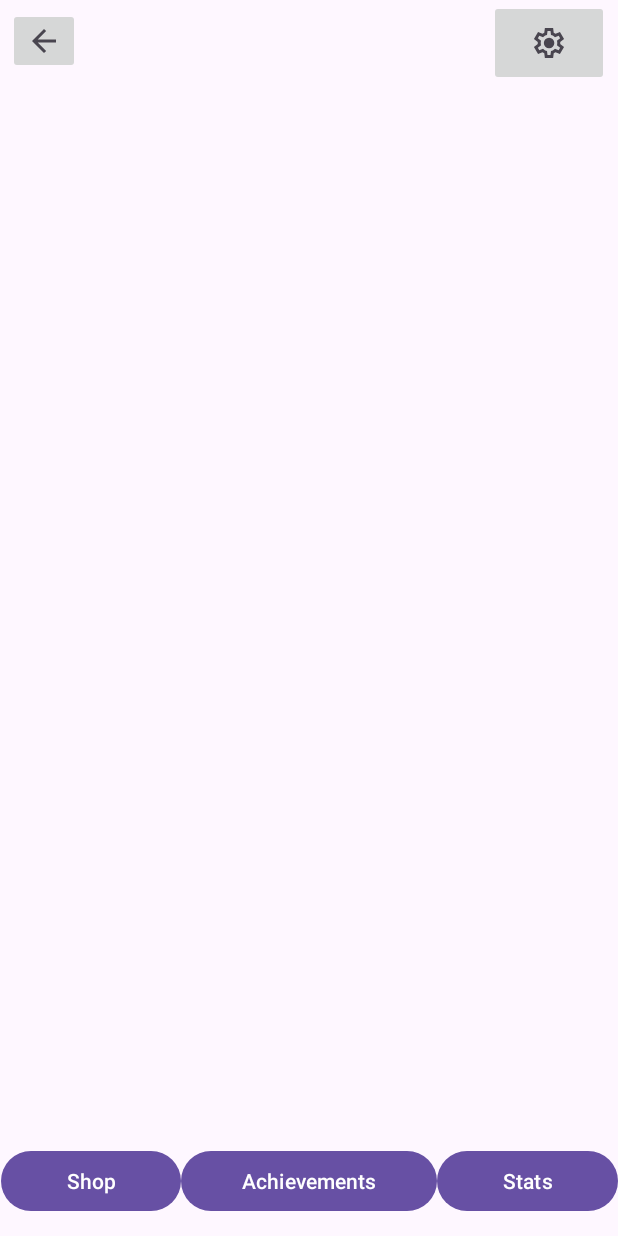
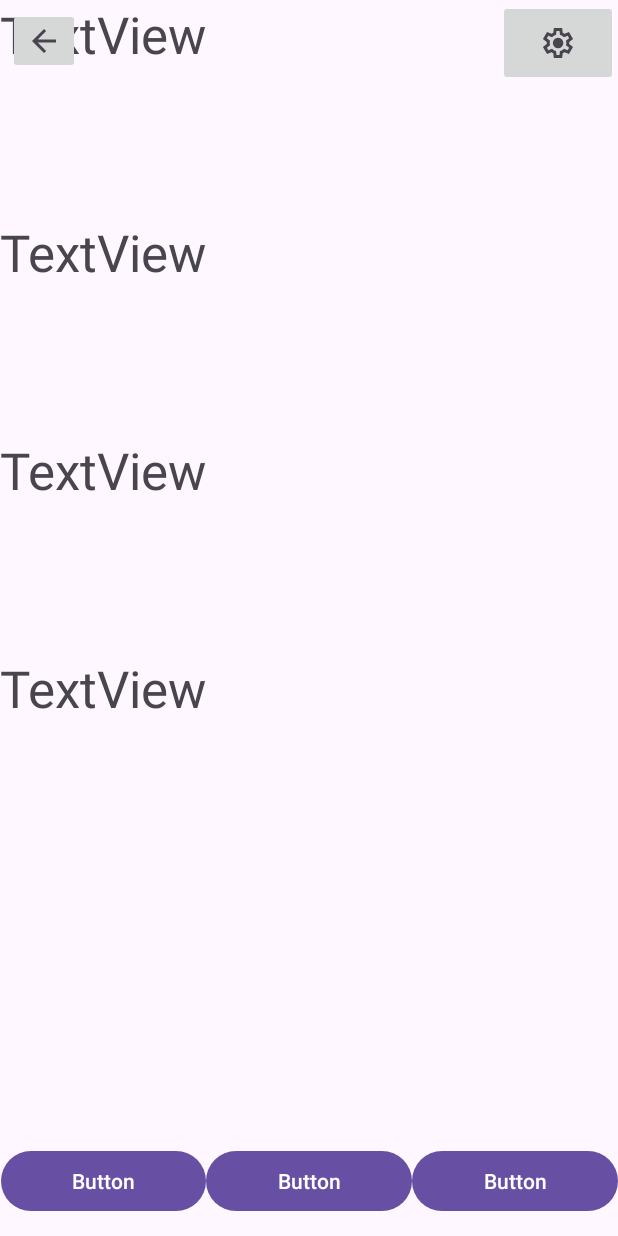
Before and after one commit to andre-mendes-99/Projeto-Mobile-AndreMendes-SteveVilas, an Android app: the activity_shop screen opened directly, with no data from a screen before it, on a phone screen of 412 x 824 dp. Run offline under Robolectric (Android 15) with nearby library versions, the phone set to English and light mode, and no system bars.

Commit message:
button organization id

```diff
--- a/Clicker_MobileApp/app/src/main/res/layout/activity_shop.xml
+++ b/Clicker_MobileApp/app/src/main/res/layout/activity_shop.xml
@@ -6,25 +6,58 @@
     android:layout_height="match_parent"
     tools:context=".activity_shop">
 
-    <ImageButton
-        android:id="@+id/button_settings_shop"
-        android:layout_width="80dp"
-        android:layout_height="57dp"
-        android:layout_marginStart="320dp"
-        app:layout_constraintEnd_toEndOf="parent"
-        app:layout_constraintStart_toStartOf="parent"
-        app:layout_constraintTop_toTopOf="parent"
-        app:srcCompat="@drawable/gear_settings" />
+    <androidx.constraintlayout.widget.ConstraintLayout
+        android:layout_width="match_parent"
+        android:layout_height="wrap_content"
+        tools:layout_editor_absoluteX="5dp"
+        tools:layout_editor_absoluteY="95dp">
 
-    <ImageButton
-        android:id="@+id/go_back_shop_button"
-        android:layout_width="wrap_content"
-        android:layout_height="wrap_content"
-        android:layout_marginStart="5dp"
-        android:layout_marginTop="5dp"
-        app:layout_constraintStart_toStartOf="parent"
-        app:layout_constraintTop_toTopOf="parent"
-        app:srcCompat="@drawable/arrow_back" />
+        <TextView
+            android:id="@+id/textView2"
+            android:layout_width="wrap_content"
+            android:layout_height="wrap_content"
+            android:layout_marginTop="50dp"
+            android:text="TextView"
+            android:textSize="34sp"
+            app:layout_constraintBottom_toBottomOf="parent"
+            app:layout_constraintStart_toStartOf="parent"
+            app:layout_constraintTop_toBottomOf="@+id/textView6" />
+
+        <TextView
+            android:id="@+id/textView6"
+            android:layout_width="wrap_content"
+            android:layout_height="wrap_content"
+            android:layout_marginTop="50dp"
+            android:layout_marginBottom="50dp"
+            android:text="TextView"
+            android:textSize="34sp"
+            app:layout_constraintBottom_toTopOf="@+id/textView2"
+            app:layout_constraintStart_toStartOf="parent"
+            app:layout_constraintTop_toBottomOf="@+id/textView8" />
+
+        <TextView
+            android:id="@+id/textView8"
+            android:layout_width="wrap_content"
+            android:layout_height="wrap_content"
+            android:layout_marginTop="50dp"
+            android:layout_marginBottom="50dp"
+            android:text="TextView"
+            android:textSize="34sp"
+            app:layout_constraintBottom_toTopOf="@+id/textView6"
+            app:layout_constraintStart_toStartOf="parent"
+            app:layout_constraintTop_toBottomOf="@+id/textView5" />
+
+        <TextView
+            android:id="@+id/textView5"
+            android:layout_width="wrap_content"
+            android:layout_height="wrap_content"
+            android:layout_marginBottom="50dp"
+            android:text="TextView"
+            android:textSize="34sp"
+            app:layout_constraintBottom_toTopOf="@+id/textView8"
+            app:layout_constraintStart_toStartOf="parent"
+            app:layout_constraintTop_toTopOf="parent" />
+    </androidx.constraintlayout.widget.ConstraintLayout>
 
     <LinearLayout
         android:id="@+id/linearLayout"
@@ -41,20 +74,39 @@
             android:layout_width="wrap_content"
             android:layout_height="wrap_content"
             android:layout_weight="1"
-            android:text="@string/button_shop_game_home" />
+            android:text="Button" />
 
         <Button
             android:id="@+id/button_achievements_home"
             android:layout_width="wrap_content"
             android:layout_height="wrap_content"
             android:layout_weight="1"
-            android:text="@string/button_achievements_game_home" />
+            android:text="Button" />
 
         <Button
             android:id="@+id/button_stats_game_home"
             android:layout_width="wrap_content"
             android:layout_height="wrap_content"
             android:layout_weight="1"
-            android:text="@string/button_stats_game_home" />
+            android:text="Button" />
+
     </LinearLayout>
+
+    <ImageButton
+        android:id="@+id/imageButton4"
+        android:layout_width="80dp"
+        android:layout_height="57dp"
+        app:layout_constraintEnd_toEndOf="parent"
+        app:layout_constraintTop_toTopOf="parent"
+        app:srcCompat="@drawable/gear_settings" />
+
+    <ImageButton
+        android:id="@+id/imageButton7"
+        android:layout_width="wrap_content"
+        android:layout_height="wrap_content"
+        android:layout_marginStart="5dp"
+        android:layout_marginTop="5dp"
+        app:layout_constraintStart_toStartOf="parent"
+        app:layout_constraintTop_toTopOf="parent"
+        app:srcCompat="@drawable/arrow_back" />
 </androidx.constraintlayout.widget.ConstraintLayout>
--- a/Clicker_MobileApp/app/src/main/res/layout/activity_stats.xml
+++ b/Clicker_MobileApp/app/src/main/res/layout/activity_stats.xml
@@ -2,6 +2,7 @@
 <androidx.constraintlayout.widget.ConstraintLayout xmlns:android="http://schemas.android.com/apk/res/android"
     xmlns:app="http://schemas.android.com/apk/res-auto"
     xmlns:tools="http://schemas.android.com/tools"
+    android:id="@+id/button_shop_shop"
     android:layout_width="match_parent"
     android:layout_height="match_parent"
     tools:context=".activity_stats">
@@ -59,26 +60,6 @@
             app:layout_constraintTop_toBottomOf="@+id/stats_2" />
     </androidx.constraintlayout.widget.ConstraintLayout>
 
-    <ImageButton
-        android:id="@+id/go_back_stats_button"
-        android:layout_width="wrap_content"
-        android:layout_height="wrap_content"
-        android:layout_marginStart="5dp"
-        android:layout_marginTop="5dp"
-        app:layout_constraintStart_toStartOf="parent"
-        app:layout_constraintTop_toTopOf="parent"
-        app:srcCompat="@drawable/arrow_back" />
-
-    <ImageButton
-        android:id="@+id/button_settings_stats"
-        android:layout_width="80dp"
-        android:layout_height="57dp"
-        android:layout_marginStart="320dp"
-        app:layout_constraintEnd_toEndOf="parent"
-        app:layout_constraintStart_toStartOf="parent"
-        app:layout_constraintTop_toTopOf="parent"
-        app:srcCompat="@drawable/gear_settings" />
-
     <LinearLayout
         android:id="@+id/linearLayout"
         android:layout_width="411dp"
@@ -94,20 +75,39 @@
             android:layout_width="wrap_content"
             android:layout_height="wrap_content"
             android:layout_weight="1"
-            android:text="@string/button_shop_game_home" />
+            android:text="Button" />
 
         <Button
             android:id="@+id/button_achievements_home"
             android:layout_width="wrap_content"
             android:layout_height="wrap_content"
             android:layout_weight="1"
-            android:text="@string/button_achievements_game_home" />
+            android:text="Button" />
 
         <Button
             android:id="@+id/button_stats_game_home"
             android:layout_width="wrap_content"
             android:layout_height="wrap_content"
             android:layout_weight="1"
-            android:text="@string/button_stats_game_home" />
+            android:text="Button" />
+
     </LinearLayout>
+
+    <ImageButton
+        android:id="@+id/imageButton5"
+        android:layout_width="80dp"
+        android:layout_height="57dp"
+        app:layout_constraintEnd_toEndOf="parent"
+        app:layout_constraintTop_toTopOf="parent"
+        app:srcCompat="@drawable/gear_settings" />
+
+    <ImageButton
+        android:id="@+id/imageButton6"
+        android:layout_width="wrap_content"
+        android:layout_height="wrap_content"
+        android:layout_marginStart="5dp"
+        android:layout_marginTop="5dp"
+        app:layout_constraintStart_toStartOf="parent"
+        app:layout_constraintTop_toTopOf="parent"
+        app:srcCompat="@drawable/arrow_back" />
 </androidx.constraintlayout.widget.ConstraintLayout>
```
